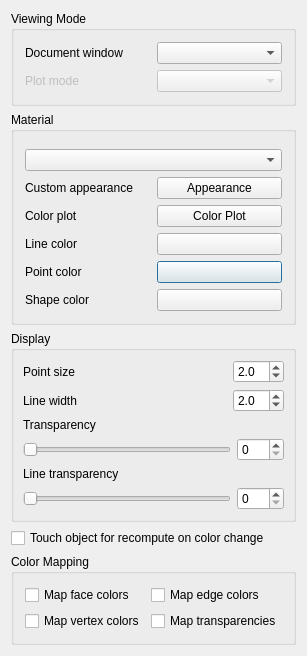
Old version of the form src/Mod/Material/Gui/DlgDisplayProperties.ui in the repository realthunder/FreeCAD.
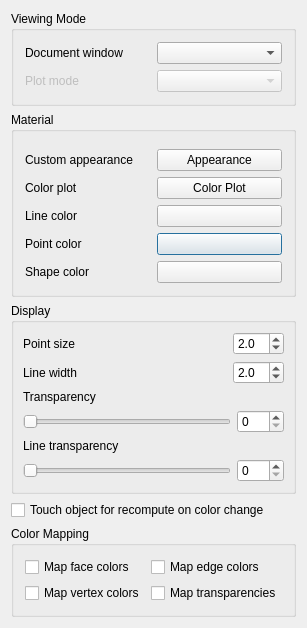
New version of the form. Custom widgets are drawn as their Qt base class.

Commit message: Material: drop the preset material list from the appearance dialog

The edit to the form file:
```diff
--- a/src/Mod/Material/Gui/DlgDisplayProperties.ui
+++ b/src/Mod/Material/Gui/DlgDisplayProperties.ui
@@ -361,9 +361,6 @@
         <property name="bottomMargin">
          <number>0</number>
         </property>
-        <item>
-         <widget class="QComboBox" name="changeMaterial"/>
-        </item>
        </layout>
       </item>
       <item row="2" column="0">
```
Left out of the diff: 1 changed line with no effect on the pictures. The commit also changes 2 other files.
